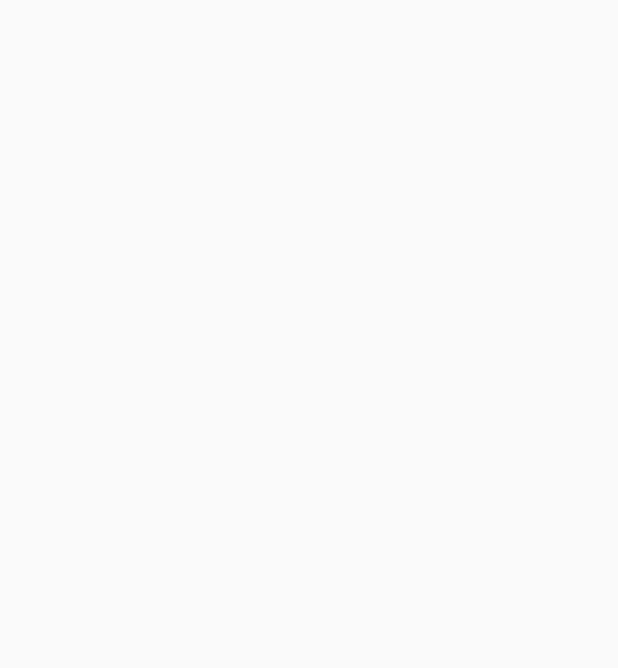
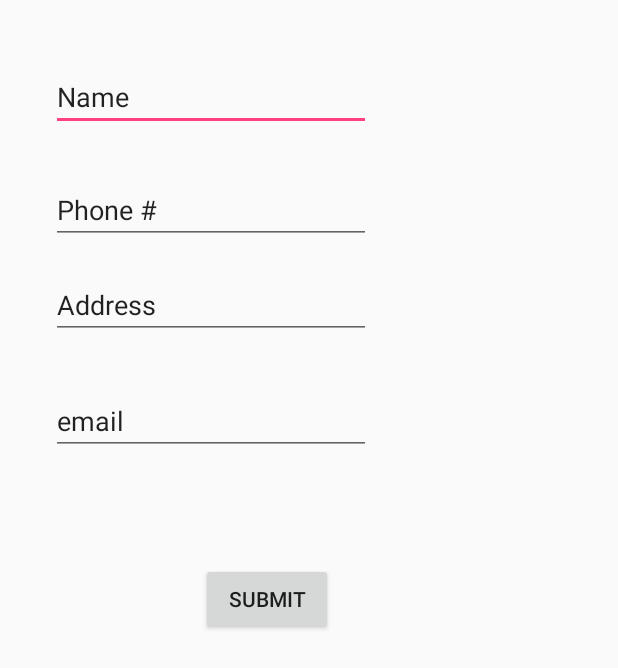
Before and after one commit to jabumeri/Homcook, an Android app: the buyameal screen opened directly, with no data from a screen before it, on a phone screen of 412 x 824 dp. Before the commit the part shown is empty. Shown: the top 668 px of the screen. Run offline under Robolectric (Android 15) with nearby library versions, the light colour scheme and no system bars; our stand-ins replace Firebase (no records; nobody signed in at launch, a user with empty details on screens opened directly).

Commit message:
template on how to add items to database

```diff
--- a/app/build.gradle
+++ b/app/build.gradle
@@ -28,4 +28,10 @@ dependencies {
     testCompile 'junit:junit:4.12'
     apply plugin: 'com.google.gms.google-services'
     compile 'com.android.support:design:24.2.1'
+    compile 'com.google.firebase:firebase-core:9.6.1'
+    compile 'com.google.firebase:firebase-storage:9.6.1'
+    compile 'com.google.firebase:firebase-database:9.6.1'
 }
+
+// ADD THIS AT THE BOTTOM
+apply plugin: 'com.google.gms.google-services'
--- a/app/src/main/java/com/example/jabumeri/homcook/buyameal.java
+++ b/app/src/main/java/com/example/jabumeri/homcook/buyameal.java
@@ -2,18 +2,53 @@ package com.example.jabumeri.homcook;
 
 import android.app.Activity;
 import android.os.Bundle;
-import android.view.Window;
+import android.view.View;
+import android.widget.Button;
+import android.widget.TextView;
 
+import com.google.firebase.database.DatabaseReference;
+import com.google.firebase.database.FirebaseDatabase;
 /**
  * Created by jabumeri on 10/1/16.
  */
 
 public class buyameal extends Activity{
 
+    TextView nameTextView;
+    TextView phoneTextView;
+    TextView addressTextView;
+    TextView emailTextView;
+    Button   submitButton;
+
+    DatabaseReference mRootRef = FirebaseDatabase.getInstance().getReference();
+    DatabaseReference mNameReference = mRootRef.child("Name");
+    DatabaseReference mPhoneReference = mRootRef.child("Phone");
+    DatabaseReference mAddressReference = mRootRef.child("Address");
+    DatabaseReference mEmailReference = mRootRef.child("Email");
+
+
     @Override
-
     protected void onCreate(Bundle savedInstanceState) {
         super.onCreate(savedInstanceState);
         setContentView(R.layout.buyameal);
+
+        //Get UI elements
+        nameTextView = (TextView) findViewById(R.id.TBName);
+        phoneTextView = (TextView) findViewById(R.id.TBPhone);
+        addressTextView = (TextView) findViewById(R.id.TBAddress);
+        emailTextView = (TextView) findViewById(R.id.TBEmail);
+        submitButton = (Button) findViewById(R.id.submitButton);
+
+
+    }
+    @Override
+    protected void onStart() {
+        super.onStart();
+        submitButton.setOnClickListener(new View.OnClickListener(){
+            @Override
+            public void onClick(View veiw) {
+                mNameReference.setValue(nameTextView.getText().toString());
+            }
+        });
     }
 }
--- a/app/src/main/res/layout/buyameal.xml
+++ b/app/src/main/res/layout/buyameal.xml
@@ -3,4 +3,71 @@
     android:layout_width="match_parent"
     android:layout_height="match_parent">
 
+    <RelativeLayout
+        android:layout_width="match_parent"
+        android:layout_height="match_parent">
+
+        <EditText
+            android:layout_width="wrap_content"
+            android:layout_height="wrap_content"
+            android:inputType="textPersonName"
+            android:text="Name"
+            android:ems="10"
+            android:layout_alignParentTop="true"
+            android:layout_alignParentLeft="true"
+            android:layout_alignParentStart="true"
+            android:layout_marginLeft="34dp"
+            android:layout_marginStart="34dp"
+            android:layout_marginTop="42dp"
+            android:id="@+id/TBName" />
+
+        <EditText
+            android:layout_width="wrap_content"
+            android:layout_height="wrap_content"
+            android:inputType="textPersonName"
+            android:text="Phone #"
+            android:ems="10"
+            android:layout_below="@+id/TBName"
+            android:layout_alignRight="@+id/TBName"
+            android:layout_alignEnd="@+id/TBName"
+            android:layout_marginTop="30dp"
+            android:id="@+id/TBPhone" />
+
+        <EditText
+            android:layout_width="wrap_content"
+            android:layout_height="wrap_content"
+            android:inputType="textPersonName"
+            android:text="Address"
+            android:ems="10"
+            android:layout_below="@+id/TBPhone"
+            android:layout_alignRight="@+id/TBPhone"
+            android:layout_alignEnd="@+id/TBPhone"
+            android:layout_marginTop="18dp"
+            android:id="@+id/TBAddress" />
+
+        <EditText
+            android:layout_width="wrap_content"
+            android:layout_height="wrap_content"
+            android:inputType="textEmailAddress"
+            android:ems="10"
+            android:layout_below="@+id/TBAddress"
+            android:layout_alignRight="@+id/TBAddress"
+            android:layout_alignEnd="@+id/TBAddress"
+            android:layout_marginTop="32dp"
+            android:id="@+id/TBEmail"
+            android:text="email " />
+
+        <Button
+            android:text="Submit"
+            android:layout_width="wrap_content"
+            android:layout_height="wrap_content"
+            android:layout_below="@+id/TBEmail"
+            android:layout_alignRight="@+id/TBEmail"
+            android:layout_alignEnd="@+id/TBEmail"
+            android:layout_marginRight="25dp"
+            android:layout_marginEnd="25dp"
+            android:layout_marginTop="72dp"
+            android:id="@+id/submitButton" />
+
+    </RelativeLayout>
 </LinearLayout>
```
